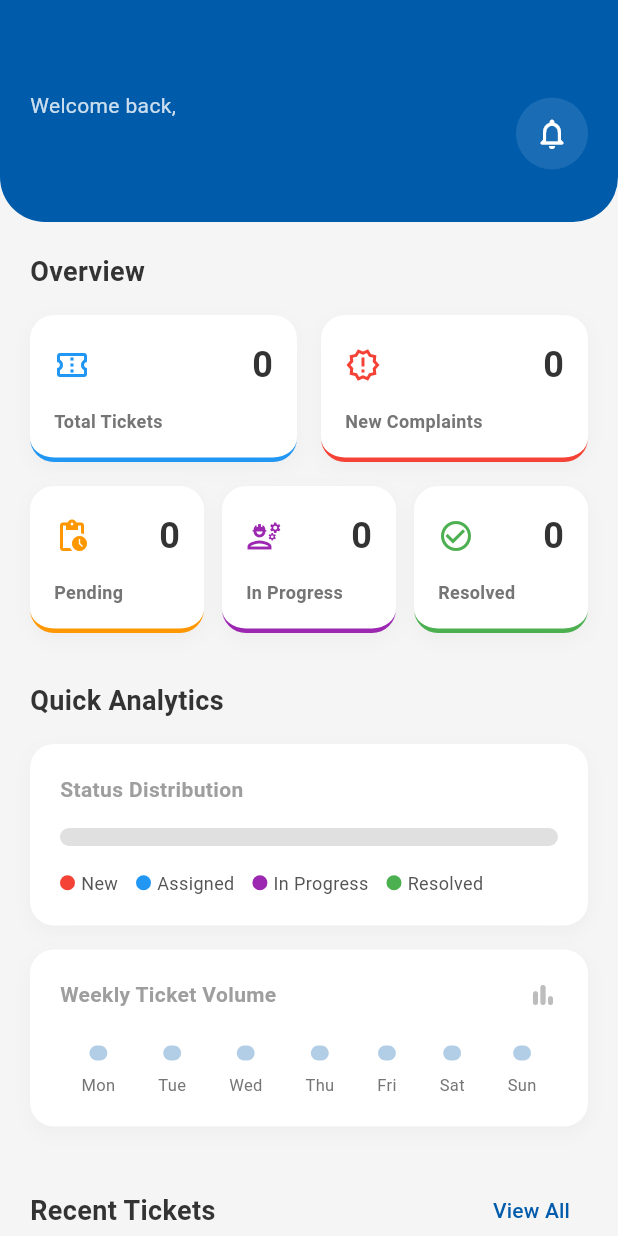
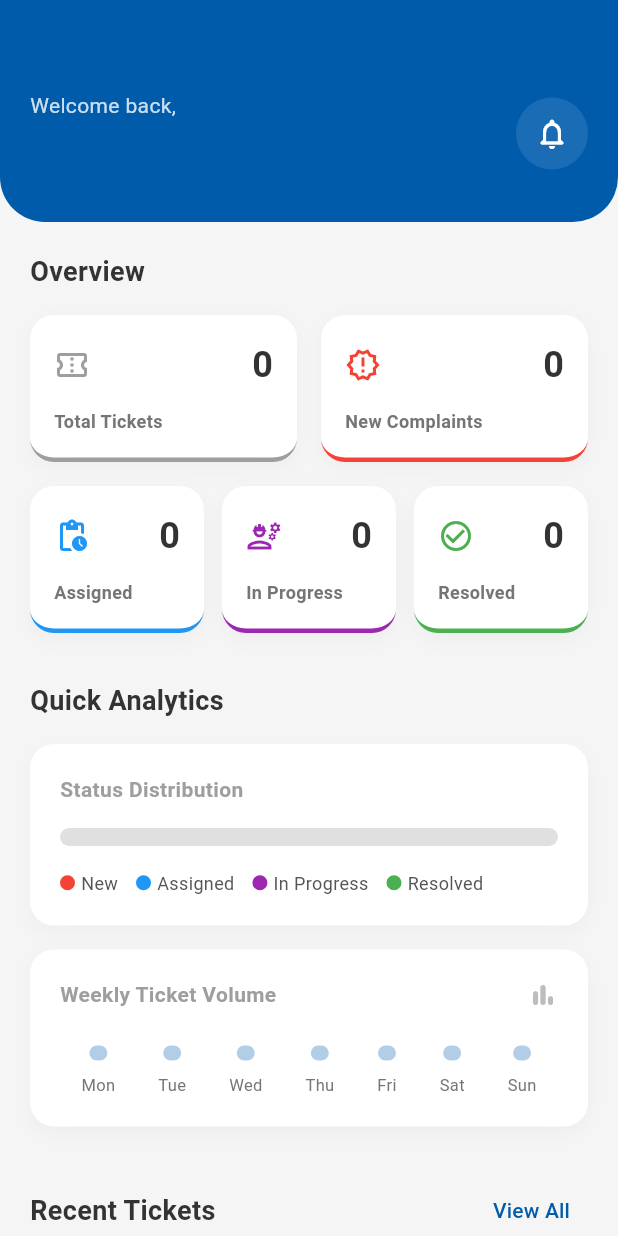
Before and after one commit to kemar-khan/tmassist, a Flutter app: the SupervisorHomeScreen screen opened directly, on a phone screen of 412 x 824 dp. Run offline on Flutter 3.47's test engine with Material 3 defaults, Android fonts, the phone set to English and light mode, and no system bars; our stand-ins replace cloud_firestore, firebase_auth, firebase_core; accounts and stored records are empty.

Commit message:
finalize ticket status for each role

```diff
--- a/lib/features/customer/customer_home_screen.dart
+++ b/lib/features/customer/customer_home_screen.dart
@@ -82,8 +82,9 @@ class _CustomerHomeScreenState extends State<CustomerHomeScreen> {
                     t.status == TicketStatus.assigned,
               )
               .length;
-          final inProgressCount =
-              tickets.where((t) => t.status == TicketStatus.inProgress).length;
+          final inProgressCount = tickets
+              .where((t) => t.status == TicketStatus.inProgress)
+              .length;
           final resolvedCount = tickets
               .where(
                 (t) =>
@@ -220,7 +221,7 @@ class _CustomerHomeScreenState extends State<CustomerHomeScreen> {
                     Row(
                       mainAxisAlignment: MainAxisAlignment.spaceAround,
                       children: [
-                        _buildCounter("Pending", pendingCount, Colors.orange),
+                        _buildCounter("New", pendingCount, Colors.orange),
                         _buildCounter(
                           "In Progress",
                           inProgressCount,
--- a/lib/features/customer/my_tickets_screen.dart
+++ b/lib/features/customer/my_tickets_screen.dart
@@ -88,7 +88,6 @@ class _MyTicketsScreenState extends State<MyTicketsScreen> {
                       _buildFilterChip('ASSIGNED'),
                       _buildFilterChip('IN_PROGRESS'),
                       _buildFilterChip('RESOLVED'),
-                      _buildFilterChip('CLOSED'),
                     ],
                   ),
                 ),
--- a/lib/features/supervisor/supervisor_home_screen.dart
+++ b/lib/features/supervisor/supervisor_home_screen.dart
@@ -170,7 +170,7 @@ class SupervisorHomeScreen extends StatelessWidget {
                                   "Total Tickets",
                                   totalTickets,
                                   Icons.confirmation_number_outlined,
-                                  Colors.blue,
+                                  Colors.grey,
                                 ),
                               ),
                               const SizedBox(width: 16),
@@ -191,10 +191,10 @@ class SupervisorHomeScreen extends StatelessWidget {
                             children: [
                               Expanded(
                                 child: _buildKPICard(
-                                  "Pending",
+                                  "Assigned",
                                   assignedTickets,
                                   Icons.pending_actions,
-                                  Colors.orange,
+                                  Colors.blue,
                                 ),
                               ),
                               const SizedBox(width: 12),
```
